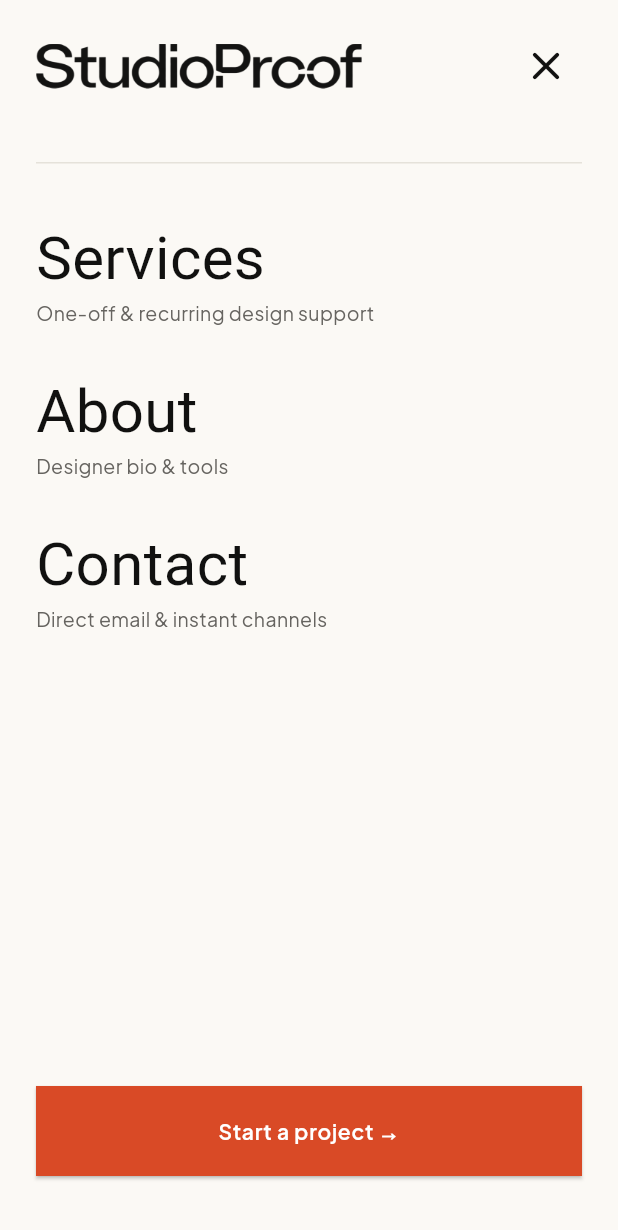
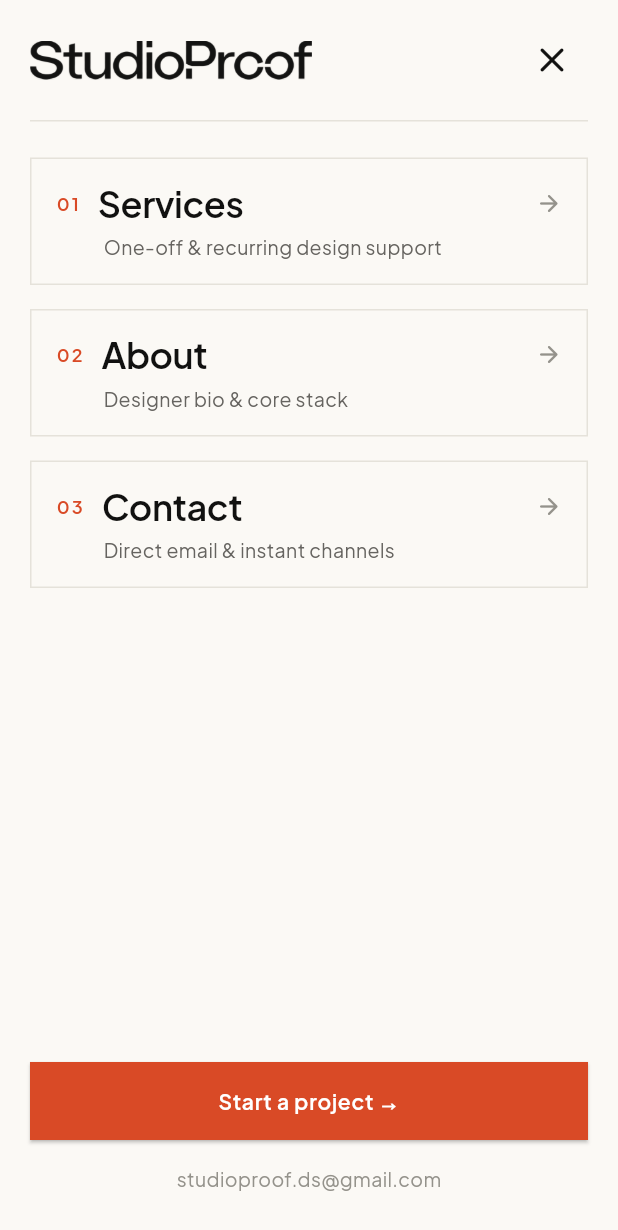
Before and after one commit to vishnu-vsgit/studioproof, a Flutter app: the MobileDrawer widget shown alone on an empty page, opened directly with empty values, on a phone screen of 412 x 824 dp. Shown: the top 1230 px of the screen. Run offline on Flutter 3.47's test engine with Material 3 defaults, Android fonts, the phone set to English and light mode, and no system bars; our stand-ins replace go_router, google_fonts.

Commit message:
fix: redesign mobile drawer menu to be compact, proportional and cleanly aligned

```diff
--- a/lib/widgets/navigation/mobile_drawer.dart
+++ b/lib/widgets/navigation/mobile_drawer.dart
@@ -19,7 +19,7 @@ class MobileDrawer extends StatelessWidget {
       width: MediaQuery.of(context).size.width,
       child: SafeArea(
         child: Container(
-          padding: const EdgeInsets.symmetric(horizontal: 24.0, vertical: 20.0),
+          padding: const EdgeInsets.symmetric(horizontal: 20.0, vertical: 16.0),
           child: Column(
             crossAxisAlignment: CrossAxisAlignment.start,
             children: [
@@ -29,7 +29,7 @@ class MobileDrawer extends StatelessWidget {
                 children: [
                   Image.asset(
                     'assets/images/header_logo.png',
-                    height: 30,
+                    height: 26,
                     fit: BoxFit.contain,
                     color: isDark
                         ? AppColors.textPrimaryDark
@@ -46,7 +46,7 @@ class MobileDrawer extends StatelessWidget {
                   IconButton(
                     icon: Icon(
                       Icons.close_rounded,
-                      size: 32,
+                      size: 28,
                       color: isDark
                           ? AppColors.textPrimaryDark
                           : AppColors.textPrimaryLight,
@@ -55,12 +55,16 @@ class MobileDrawer extends StatelessWidget {
                   ),
                 ],
               ),
-              const SizedBox(height: 40),
-              const Divider(),
-              const SizedBox(height: 40),
+              const SizedBox(height: 16),
+              Divider(
+                color: isDark ? AppColors.borderDark : AppColors.borderLight,
+                height: 1,
+              ),
+              const SizedBox(height: 24),
 
               // Drawer Links
               _MobileNavItem(
+                number: '01',
                 label: 'Services',
                 subtitle: 'One-off & recurring design support',
                 isActive: currentPath == '/services',
@@ -69,18 +73,20 @@ class MobileDrawer extends StatelessWidget {
                   context.go('/services');
                 },
               ),
-              const SizedBox(height: 32),
+              const SizedBox(height: 16),
               _MobileNavItem(
+                number: '02',
                 label: 'About',
-                subtitle: 'Designer bio & tools',
+                subtitle: 'Designer bio & core stack',
                 isActive: currentPath == '/about',
                 onTap: () {
                   Navigator.of(context).pop();
                   context.go('/about');
                 },
               ),
-              const SizedBox(height: 32),
+              const SizedBox(height: 16),
               _MobileNavItem(
+                number: '03',
                 label: 'Contact',
                 subtitle: 'Direct email & instant channels',
                 isActive: currentPath == '/contact',
@@ -91,7 +97,7 @@ class MobileDrawer extends StatelessWidget {
               ),
               const Spacer(),
 
-              // Mobile "Start a project" CTA
+              // Mobile "Start a project" CTA Button
               SizedBox(
                 width: double.infinity,
                 child: ElevatedButton(
@@ -102,7 +108,7 @@ class MobileDrawer extends StatelessWidget {
                   style: ElevatedButton.styleFrom(
                     backgroundColor: AppColors.accent,
                     foregroundColor: Colors.white,
-                    padding: const EdgeInsets.symmetric(vertical: 20),
+                    padding: const EdgeInsets.symmetric(vertical: 16),
                     shape: const RoundedRectangleBorder(
                       borderRadius: BorderRadius.zero,
                     ),
@@ -113,7 +119,18 @@ class MobileDrawer extends StatelessWidget {
                   ),
                 ),
               ),
-              const SizedBox(height: 20),
+              const SizedBox(height: 16),
+              Center(
+                child: Text(
+                  AppConfig.contactEmail,
+                  style: AppTypography.bodySmall(
+                    color: isDark
+                        ? AppColors.textMutedDark
+                        : AppColors.textMutedLight,
+                  ),
+                ),
+              ),
+              const SizedBox(height: 12),
             ],
           ),
         ),
@@ -123,12 +140,14 @@ class MobileDrawer extends StatelessWidget {
 }
 
 class _MobileNavItem extends StatelessWidget {
+  final String number;
   final String label;
   final String subtitle;
   final bool isActive;
   final VoidCallback onTap;
 
   const _MobileNavItem({
+    required this.number,
     required this.label,
     required this.subtitle,
     required this.isActive,
@@ -139,16 +158,41 @@ class _MobileNavItem extends StatelessWidget {
   Widget build(BuildContext context) {
     final isDark = Theme.of(context).brightness == Brightness.dark;
 
-    return GestureDetector(
+    return MouseRegion(
+      cursor: SystemMouseCursors.click,
+      child: GestureDetector(
         onTap: onTap,
+        child: Container(
+          width: double.infinity,
+          padding: const EdgeInsets.symmetric(horizontal: 16.0, vertical: 14.0),
+          decoration: BoxDecoration(
+            color: isActive
+                ? (isDark ? AppColors.surfaceDark : AppColors.surfaceLight)
+                : Colors.transparent,
+            border: Border.all(
+              color: isActive
+                  ? AppColors.accent
+                  : (isDark ? AppColors.borderDark : AppColors.borderLight),
+            ),
+          ),
           child: Column(
             crossAxisAlignment: CrossAxisAlignment.start,
             children: [
               Row(
+                mainAxisAlignment: MainAxisAlignment.spaceBetween,
+                children: [
+                  Row(
                     children: [
                       Text(
+                        number,
+                        style: AppTypography.labelUppercase(
+                          color: AppColors.accent,
+                        ),
+                      ),
+                      const SizedBox(width: 12),
+                      Text(
                         label,
-                style: AppTypography.displaySmall(
+                        style: AppTypography.heading2(
                           color: isActive
                               ? AppColors.accent
                               : (isDark
@@ -156,21 +200,23 @@ class _MobileNavItem extends StatelessWidget {
                                   : AppColors.textPrimaryLight),
                         ),
                       ),
-              if (isActive) ...[
-                const SizedBox(width: 12),
-                Container(
-                  width: 8,
-                  height: 8,
-                  decoration: const BoxDecoration(
-                    color: AppColors.accent,
-                    shape: BoxShape.circle,
+                    ],
                   ),
+                  Icon(
+                    Icons.arrow_forward_rounded,
+                    size: 18,
+                    color: isActive
+                        ? AppColors.accent
+                        : (isDark
+                            ? AppColors.textMutedDark
+                            : AppColors.textMutedLight),
                   ),
-              ],
                 ],
               ),
               const SizedBox(height: 4),
-          Text(
+              Padding(
+                padding: const EdgeInsets.only(left: 32.0),
+                child: Text(
                   subtitle,
                   style: AppTypography.bodySmall(
                     color: isDark
@@ -178,7 +224,10 @@ class _MobileNavItem extends StatelessWidget {
                         : AppColors.textSecondaryLight,
                   ),
                 ),
+              ),
             ],
+          ),
+        ),
       ),
     );
   }
```
Lines whose indentation alone changed are shown as unchanged.
